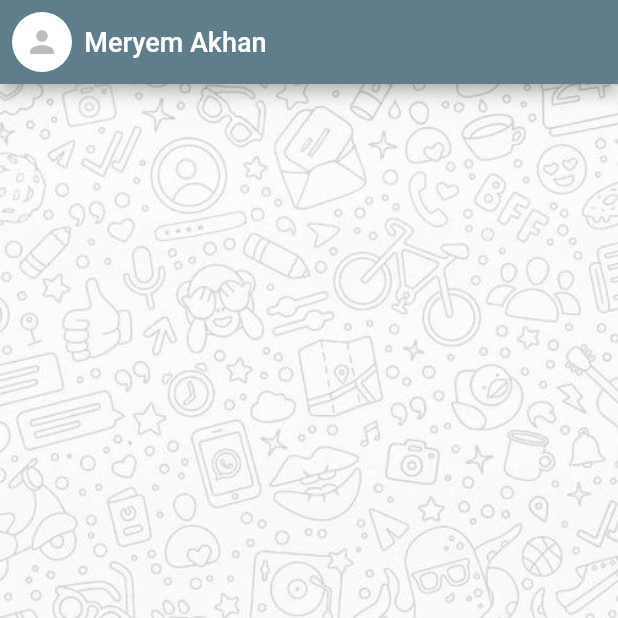
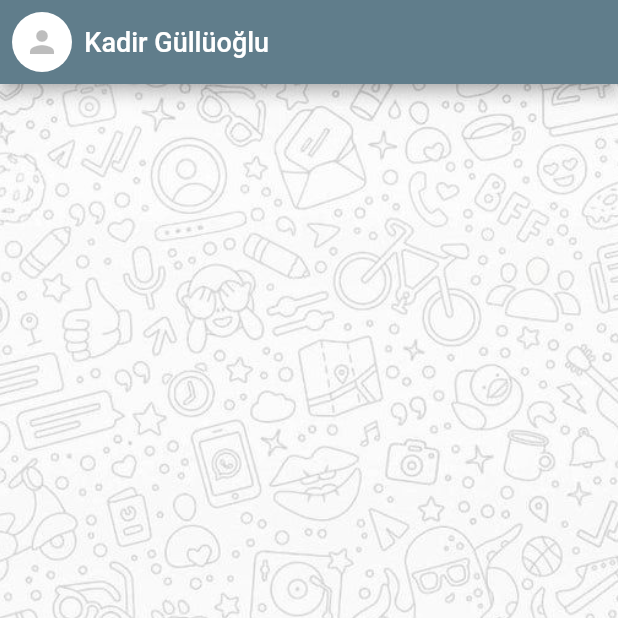
Before and after one commit to kadirgulluoglu/SentimentAnalysisInChat, a Flutter app: the ChatPage screen opened directly, on a phone screen of 412 x 824 dp, the top half of it. Run offline on Flutter 3.47's test engine with Material 2 defaults, Android fonts, the light colour scheme and no system bars; our stand-ins replace cloud_firestore, firebase_auth, firebase_core, fluttertoast, shared_preferences; accounts and stored records are empty.

Commit message:
change Name chatpage

```diff
--- a/frontend/lib/ChatPage.dart
+++ b/frontend/lib/ChatPage.dart
@@ -73,7 +73,7 @@ class _ChatPageState extends State<ChatPage> {
                     ),
                     SizedBox(width: size.width * 0.02),
                     Text(
-                      "Meryem Akhan",
+                      "Kadir Güllüoğlu",
                       style: TextStyle(
                           color: Colors.white,
                           fontSize: 18,
```
